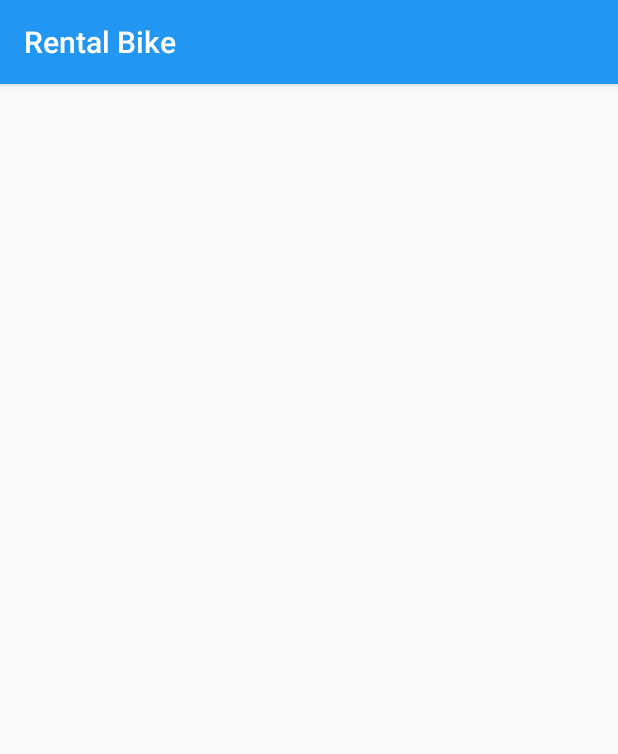
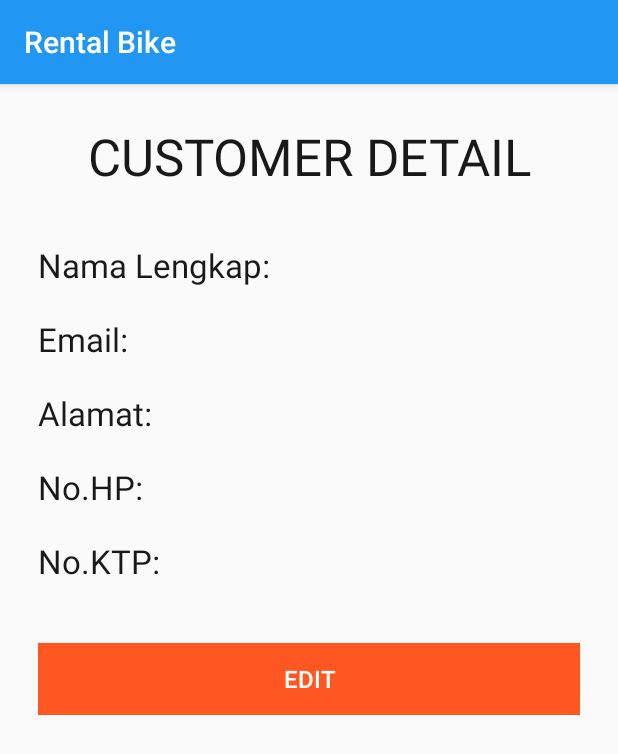
Before and after one commit to ZidaneMaulana/BikesApp, an Android app: the DetailCustomer screen opened directly, with no data from a screen before it, on a phone screen of 412 x 824 dp. Shown: the top 754 px of the screen. Run offline under Robolectric (Android 15) with nearby library versions, the phone set to English and light mode, and no system bars; 6 statements that could not run were skipped.

Commit message:
bike booking

```diff
--- a/app/src/main/java/com/example/mrafifulh12rpl022018/DataAdapter.java
+++ b/app/src/main/java/com/example/mrafifulh12rpl022018/DataAdapter.java
@@ -54,15 +54,27 @@ public class DataAdapter extends RecyclerView.Adapter<DataAdapter.DatakuViewHold
         // attach data object
         holder.txtNama.setText(dataList.get(position).getNama());
         holder.txtNpm.setText(dataList.get(position).getEmail());
-        holder.id.setText(dataList.get(position).getId());
+
+        holder.id = dataList.get(position).getId();
+        holder.nama = dataList.get(position).getNama();
+        holder.email = dataList.get(position).getEmail();
+        holder.alamat = dataList.get(position).getAlamat();
+        holder.nohp = dataList.get(position).getNohp();
+        holder.noktp = dataList.get(position).getNoktp();
 
 
         holder.detailCust.setOnClickListener(new View.OnClickListener() {
             @Override
             public void onClick(View view) {
                 Intent intent = new Intent(view.getContext(), DetailCustomer.class);
+                intent.putExtra("id", holder.id);
+                intent.putExtra("nama", holder.nama);
+                intent.putExtra("email", holder.email);
+                intent.putExtra("alamat", holder.alamat);
+                intent.putExtra("nohp", holder.nohp);
+                intent.putExtra("noktp", holder.noktp);
+
                 view.getContext().startActivity(intent);
-                Toast.makeText(view.getContext(), "This is Detail", Toast.LENGTH_SHORT).show();
             }
         });
 
@@ -74,7 +86,9 @@ public class DataAdapter extends RecyclerView.Adapter<DataAdapter.DatakuViewHold
     }
 
     public class DatakuViewHolder extends RecyclerView.ViewHolder implements View.OnCreateContextMenuListener{
-        private TextView txtNama,txtNpm, id;
+        private TextView txtNama;
+        private TextView txtNpm;
+        private String id, nama, alamat, email, nohp, noktp;
         private LinearLayout detailCust;
         CardView card;
         ImageView ivprofile;
--- a/app/src/main/java/com/example/mrafifulh12rpl022018/DetailCustomer.java
+++ b/app/src/main/java/com/example/mrafifulh12rpl022018/DetailCustomer.java
@@ -3,12 +3,54 @@ package com.example.mrafifulh12rpl022018;
 import androidx.appcompat.app.AppCompatActivity;
 
 import android.os.Bundle;
+import android.widget.Button;
+import android.widget.LinearLayout;
+import android.widget.TextView;
+import android.widget.Toast;
 
 public class DetailCustomer extends AppCompatActivity {
+
+    TextView txtnama, txtalamat, txtemail, txtnohp, txtnoktp;
+    Button objId;
 
     @Override
     protected void onCreate(Bundle savedInstanceState) {
         super.onCreate(savedInstanceState);
         setContentView(R.layout.activity_detail_customer);
+
+        String id = getIntent().getStringExtra("id");
+        String valueId = id.toString();
+
+        String nama = getIntent().getStringExtra("nama");
+        String valueNama = nama.toString();
+
+        String nohp = getIntent().getStringExtra("nohp");
+        String valueNohp = nohp.toString();
+
+        String noktp = getIntent().getStringExtra("noktp");
+        String valueNoktp = noktp.toString();
+
+        String alamat = getIntent().getStringExtra("alamat");
+        String valueAlamat = alamat.toString();
+
+        String email = getIntent().getStringExtra("email");
+        String valueEmail = email.toString();
+
+
+        txtnama = (TextView) findViewById(R.id.nama);
+        txtnama.setText(nama);
+
+        txtemail = (TextView) findViewById(R.id.email);
+        txtemail.setText(email);
+
+        txtalamat = (TextView) findViewById(R.id.alamat);
+        txtalamat.setText(alamat);
+
+        txtnohp = (TextView) findViewById(R.id.nohp);
+        txtnohp.setText(nohp);
+
+        txtnoktp = (TextView) findViewById(R.id.noktp);
+        txtnoktp.setText(noktp);
+
     }
 }
--- a/app/src/main/res/layout/activity_detail_customer.xml
+++ b/app/src/main/res/layout/activity_detail_customer.xml
@@ -1,9 +1,156 @@
 <?xml version="1.0" encoding="utf-8"?>
-<androidx.constraintlayout.widget.ConstraintLayout xmlns:android="http://schemas.android.com/apk/res/android"
+<LinearLayout xmlns:android="http://schemas.android.com/apk/res/android"
     xmlns:app="http://schemas.android.com/apk/res-auto"
     xmlns:tools="http://schemas.android.com/tools"
     android:layout_width="match_parent"
     android:layout_height="match_parent"
-    tools:context=".DetailCustomer">
+    tools:context=".DetailCustomer"
+    android:padding="25dp"
+    android:orientation="vertical">
 
-</androidx.constraintlayout.widget.ConstraintLayout>
+    <TextView
+        android:layout_width="match_parent"
+        android:layout_height="wrap_content"
+        android:text="CUSTOMER DETAIL"
+        android:textColor="@color/black"
+        android:textSize="34dp"
+        android:textAlignment="center"
+        android:layout_marginBottom="25dp"/>
+
+    <LinearLayout
+        android:layout_width="match_parent"
+        android:layout_height="wrap_content"
+        android:orientation="vertical"
+        tools:ignore="MissingConstraints">
+
+        <LinearLayout
+            android:layout_width="match_parent"
+            android:layout_height="wrap_content"
+            android:paddingTop="10dp"
+            android:paddingBottom="10dp">
+
+            <TextView
+                android:layout_width="wrap_content"
+                android:layout_height="wrap_content"
+                android:textSize="22dp"
+                android:textColor="@color/black"
+                android:layout_marginRight="8dp"
+                android:text="Nama Lengkap: "/>
+
+            <TextView
+                android:layout_width="wrap_content"
+                android:layout_height="wrap_content"
+                android:text=""
+                android:textSize="20dp"
+                android:id="@+id/nama"/>
+
+        </LinearLayout>
+
+        <LinearLayout
+            android:layout_width="match_parent"
+            android:layout_height="wrap_content"
+            android:paddingTop="10dp"
+            android:paddingBottom="10dp">
+
+            <TextView
+                android:layout_width="wrap_content"
+                android:layout_height="wrap_content"
+                android:layout_marginRight="8dp"
+                android:textSize="22dp"
+                android:textColor="@color/black"
+                android:text="Email: "/>
+
+            <TextView
+                android:layout_width="wrap_content"
+                android:layout_height="wrap_content"
+                android:text=""
+                android:textSize="20dp"
+                android:id="@+id/email"/>
+
+        </LinearLayout>
+
+        <LinearLayout
+            android:layout_width="match_parent"
+            android:layout_height="wrap_content"
+            android:layout_marginRight="10dp"
+            android:paddingTop="10dp"
+            android:paddingBottom="10dp">
+
+            <TextView
+                android:layout_width="wrap_content"
+                android:layout_height="wrap_content"
+                android:textSize="22dp"
+                android:textColor="@color/black"
+                android:layout_marginRight="8dp"
+                android:text="Alamat: "/>
+
+            <TextView
+                android:layout_width="wrap_content"
+                android:layout_height="wrap_content"
+                android:text=""
+                android:textSize="20dp"
+                android:id="@+id/alamat"/>
+
+        </LinearLayout>
+
+        <LinearLayout
+            android:layout_width="match_parent"
+            android:layout_height="wrap_content"
+            android:layout_marginRight="10dp"
+            android:paddingTop="10dp"
+            android:paddingBottom="10dp">
+
+            <TextView
+                android:layout_width="wrap_content"
+                android:layout_height="wrap_content"
+                android:textSize="22dp"
+                android:textColor="@color/black"
+                android:layout_marginRight="8dp"
+                android:text="No.HP: "/>
+
+            <TextView
+                android:layout_width="wrap_content"
+                android:layout_height="wrap_content"
+                android:text=""
+                android:textSize="20dp"
+                android:id="@+id/nohp"/>
+
+        </LinearLayout>
+
+        <LinearLayout
+            android:layout_width="match_parent"
+            android:layout_height="wrap_content"
+            android:layout_marginRight="10dp"
+            android:paddingTop="10dp"
+            android:paddingBottom="10dp">
+
+            <TextView
+                android:layout_width="wrap_content"
+                android:layout_height="wrap_content"
+                android:textSize="22dp"
+                android:textColor="@color/black"
+                android:layout_marginRight="8dp"
+                android:text="No.KTP: "/>
+
+            <TextView
+                android:layout_width="wrap_content"
+                android:layout_height="wrap_content"
+                android:text=""
+                android:textSize="20dp"
+                android:id="@+id/noktp"/>
+
+        </LinearLayout>
+
+        <Button
+            android:layout_width="match_parent"
+            android:layout_height="wrap_content"
+            android:text="EDIT"
+            android:textColor="@color/white"
+            android:background="@color/orange"
+            android:id="@+id/objId"
+            android:textSize="16dp"
+            android:layout_marginTop="30dp"/>
+
+    </LinearLayout>
+
+</LinearLayout>
--- a/app/src/main/res/values/colors.xml
+++ b/app/src/main/res/values/colors.xml
@@ -3,4 +3,7 @@
     <color name="colorPrimary">#2196F3</color>
     <color name="colorPrimaryDark">#3700B3</color>
     <color name="colorAccent">#03DAC5</color>
+    <color name="white">#fff</color>
+    <color name="orange">#FF5722</color>
+    <color name="black">#191919</color>
 </resources>
```
